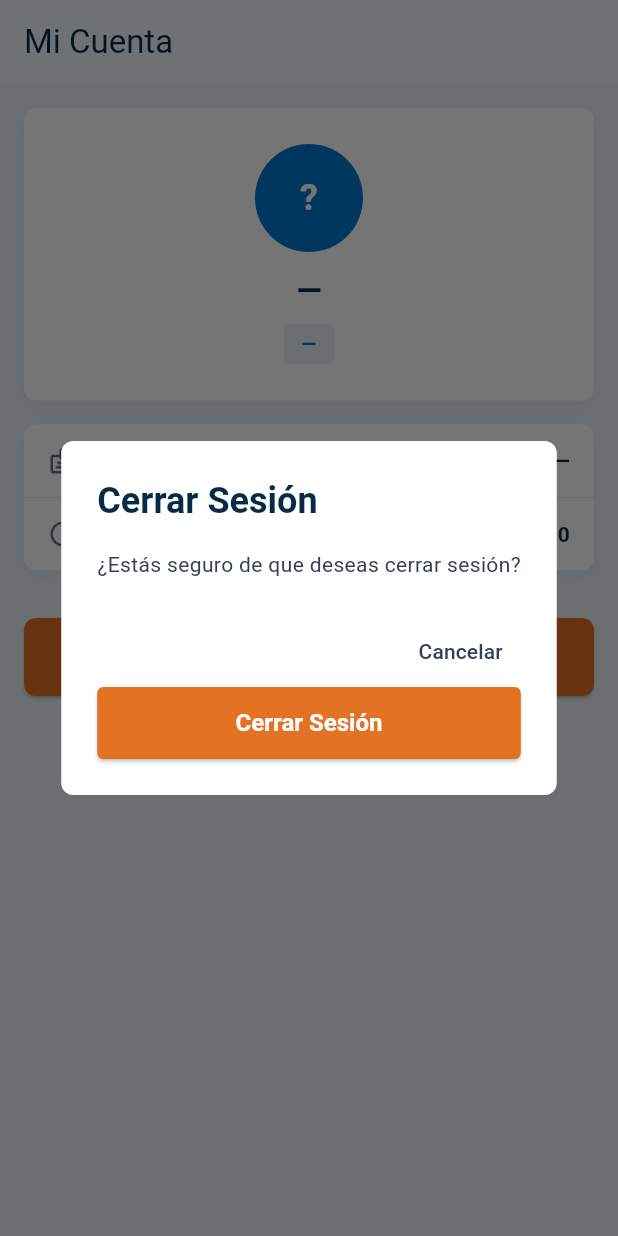
After one commit to asjadaugust/bitcorp-erp, a Flutter app: the ProfileScreen screen opened by its route, after a tap on "Cerrar Sesión", on a phone screen of 412 x 824 dp. The commit adds this screen. Run offline on Flutter 3.47's test engine with Material 3 defaults, Android fonts, the phone set to English and light mode, and no system bars; our stand-ins replace badges, connectivity_plus, dio, flutter_image_compress, flutter_riverpod, flutter_secure_storage and 10 more; accounts and stored records are empty; generated files the repository leaves out were written again; network calls fail; Roboto replaces fonts that are missing (Universal Sans, Universal Sans Display).

Commit message:
feat(mobile): add profile screen, update android SDK to 36 and dashboard navigation

```diff
--- a/mobile/lib/core/routing/app_router.dart
+++ b/mobile/lib/core/routing/app_router.dart
@@ -26,6 +26,7 @@ import 'package:mobile/features/approvals/presentation/screens/ad_hoc_approval_f
 import 'package:mobile/features/approvals/domain/models/approval_request_model.dart';
 import 'package:mobile/features/equipment/presentation/screens/equipment_detail_screen.dart';
 import 'package:mobile/features/valorizations/presentation/screens/valorizations_list_screen.dart';
+import 'package:mobile/features/auth/presentation/screens/profile_screen.dart';
 
 part 'app_router.g.dart';
 
@@ -189,6 +190,10 @@ GoRouter goRouter(Ref ref) {
         path: '/valorizations',
         builder: (context, state) => const ValorizationsListScreen(),
       ),
+      GoRoute(
+        path: '/profile',
+        builder: (context, state) => const ProfileScreen(),
+      ),
     ],
   );
 }
--- /dev/null
+++ b/mobile/lib/features/auth/presentation/screens/profile_screen.dart
@@ -0,0 +1,263 @@
+import 'package:flutter/material.dart';
+import 'package:flutter_riverpod/flutter_riverpod.dart';
+import 'package:mobile/core/theme/aero_theme.dart';
+import 'package:mobile/core/providers/app_version_provider.dart';
+import 'package:mobile/features/auth/presentation/providers/auth_provider.dart';
+
+String _initials(String? name) {
+  if (name == null || name.trim().isEmpty) return '?';
+  final parts = name.trim().split(RegExp(r'\s+'));
+  if (parts.length == 1) return parts[0][0].toUpperCase();
+  return '${parts.first[0]}${parts.last[0]}'.toUpperCase();
+}
+
+String _roleLabel(String? role) {
+  switch (role) {
+    case 'OPERADOR':
+      return 'Operador';
+    case 'SUPERVISOR':
+      return 'Supervisor';
+    case 'ADMIN':
+      return 'Administrador';
+    case 'DIRECTOR':
+      return 'Director';
+    case 'JEFE_EQUIPO':
+      return 'Jefe de Equipo';
+    default:
+      return role ?? '—';
+  }
+}
+
+class ProfileScreen extends ConsumerWidget {
+  const ProfileScreen({super.key});
+
+  Future<void> _confirmLogout(BuildContext context, WidgetRef ref) async {
+    final confirmed = await showDialog<bool>(
+      context: context,
+      builder: (ctx) => AlertDialog(
+        backgroundColor: Colors.white,
+        shape: RoundedRectangleBorder(
+          borderRadius: BorderRadius.circular(AeroTheme.radiusMd),
+        ),
+        title: const Text(
+          'Cerrar Sesión',
+          style: TextStyle(
+            color: AeroTheme.primary900,
+            fontWeight: FontWeight.bold,
+          ),
+        ),
+        content: const Text(
+          '¿Estás seguro de que deseas cerrar sesión?',
+          style: TextStyle(color: AeroTheme.grey700),
+        ),
+        actions: [
+          TextButton(
+            onPressed: () => Navigator.pop(ctx, false),
+            child: const Text(
+              'Cancelar',
+              style: TextStyle(color: AeroTheme.grey700),
+            ),
+          ),
+          ElevatedButton(
+            onPressed: () => Navigator.pop(ctx, true),
+            style: ElevatedButton.styleFrom(
+              backgroundColor: AeroTheme.accent500,
+              foregroundColor: Colors.white,
+              shape: RoundedRectangleBorder(
+                borderRadius: BorderRadius.circular(AeroTheme.radiusSm),
+              ),
+            ),
+            child: const Text('Cerrar Sesión'),
+          ),
+        ],
+      ),
+    );
+
+    if (confirmed == true) {
+      await ref.read(authProvider.notifier).logout();
+    }
+  }
+
+  @override
+  Widget build(BuildContext context, WidgetRef ref) {
+    final authState = ref.watch(authProvider);
+    final versionAsync = ref.watch(appVersionProvider);
+
+    return Scaffold(
+      backgroundColor: AeroTheme.primary100,
+      appBar: AppBar(
+        title: const Text('Mi Cuenta'),
+        backgroundColor: Colors.white,
+        foregroundColor: AeroTheme.primary900,
+        elevation: 1,
+      ),
+      body: SingleChildScrollView(
+        padding: const EdgeInsets.all(16),
+        child: Column(
+          crossAxisAlignment: CrossAxisAlignment.stretch,
+          children: [
+            // Header card
+            Container(
+              padding: const EdgeInsets.all(24),
+              decoration: BoxDecoration(
+                color: Colors.white,
+                borderRadius: BorderRadius.circular(AeroTheme.radiusMd),
+                boxShadow: [
+                  BoxShadow(
+                    color: Colors.black.withValues(alpha: 0.05),
+                    blurRadius: 10,
+                    offset: const Offset(0, 4),
+                  ),
+                ],
+              ),
+              child: Column(
+                children: [
+                  CircleAvatar(
+                    radius: 36,
+                    backgroundColor: AeroTheme.primary500,
+                    child: Text(
+                      _initials(authState.userName),
+                      style: const TextStyle(
+                        fontSize: 24,
+                        color: Colors.white,
+                        fontWeight: FontWeight.bold,
+                        fontFamily: AeroTheme.headingFont,
+                      ),
+                    ),
+                  ),
+                  const SizedBox(height: 12),
+                  Text(
+                    authState.userName ?? '—',
+                    style: Theme.of(context).textTheme.titleLarge?.copyWith(
+                      color: AeroTheme.primary900,
+                      fontWeight: FontWeight.bold,
+                    ),
+                    textAlign: TextAlign.center,
+                  ),
+                  const SizedBox(height: 8),
+                  Container(
+                    padding: const EdgeInsets.symmetric(
+                      horizontal: 12,
+                      vertical: 4,
+                    ),
+                    decoration: BoxDecoration(
+                      color: AeroTheme.primary100,
+                      borderRadius: BorderRadius.circular(AeroTheme.radiusSm),
+                    ),
+                    child: Text(
+                      _roleLabel(authState.role),
+                      style: const TextStyle(
+                        color: AeroTheme.primary500,
+                        fontWeight: FontWeight.w600,
+                        fontSize: 13,
+                      ),
+                    ),
+                  ),
+                ],
+              ),
+            ),
+            const SizedBox(height: 16),
+            // Info section
+            Container(
+              decoration: BoxDecoration(
+                color: Colors.white,
+                borderRadius: BorderRadius.circular(AeroTheme.radiusMd),
+                boxShadow: [
+                  BoxShadow(
+                    color: Colors.black.withValues(alpha: 0.05),
+                    blurRadius: 10,
+                    offset: const Offset(0, 4),
+                  ),
+                ],
+              ),
+              child: Column(
+                children: [
+                  _InfoRow(
+                    icon: Icons.badge_outlined,
+                    label: 'ID de usuario',
+                    value: authState.userId?.toString() ?? '—',
+                  ),
+                  const Divider(height: 1, color: AeroTheme.grey200),
+                  versionAsync.when(
+                    data: (v) => _InfoRow(
+                      icon: Icons.info_outline,
+                      label: 'Versión de la app',
+                      value: v.currentVersion,
+                    ),
+                    loading: () => const _InfoRow(
+                      icon: Icons.info_outline,
+                      label: 'Versión de la app',
+                      value: '…',
+                    ),
+                    error: (_, __) => const _InfoRow(
+                      icon: Icons.info_outline,
+                      label: 'Versión de la app',
+                      value: '—',
+                    ),
+                  ),
+                ],
+              ),
+            ),
+            const SizedBox(height: 32),
+            // Logout button
+            ElevatedButton.icon(
+              onPressed: () => _confirmLogout(context, ref),
+              icon: const Icon(Icons.logout),
+              label: const Text('Cerrar Sesión'),
+              style: ElevatedButton.styleFrom(
+                backgroundColor: AeroTheme.accent500,
+                foregroundColor: Colors.white,
+                minimumSize: const Size.fromHeight(52),
+                shape: RoundedRectangleBorder(
+                  borderRadius: BorderRadius.circular(AeroTheme.radiusMd),
+                ),
+                textStyle: const TextStyle(
+                  fontSize: 16,
+                  fontWeight: FontWeight.bold,
+                ),
+              ),
+            ),
+          ],
+        ),
+      ),
+    );
+  }
+}
+
+class _InfoRow extends StatelessWidget {
+  final IconData icon;
+  final String label;
+  final String value;
+
+  const _InfoRow({
+    required this.icon,
+    required this.label,
+    required this.value,
+  });
+
+  @override
+  Widget build(BuildContext context) {
+    return Padding(
+      padding: const EdgeInsets.symmetric(horizontal: 16, vertical: 14),
+      child: Row(
+        children: [
+          Icon(icon, size: 20, color: AeroTheme.grey500),
+          const SizedBox(width: 12),
+          Text(
+            label,
+            style: const TextStyle(color: AeroTheme.grey700, fontSize: 14),
+          ),
+          const Spacer(),
+          Text(
+            value,
+            style: const TextStyle(
+              color: AeroTheme.primary900,
+              fontWeight: FontWeight.w600,
+              fontSize: 14,
+            ),
+          ),
+        ],
+      ),
+    );
+  }
+}
--- a/mobile/lib/features/dashboard/presentation/screens/operator_dashboard_screen.dart
+++ b/mobile/lib/features/dashboard/presentation/screens/operator_dashboard_screen.dart
@@ -10,6 +10,13 @@ import 'package:mobile/core/widgets/global_search_delegate.dart';
 import 'package:mobile/core/network/dio_client.dart';
 
 import 'package:mobile/features/auth/presentation/providers/auth_provider.dart';
+
+String _dashboardInitials(String? name) {
+  if (name == null || name.trim().isEmpty) return '?';
+  final parts = name.trim().split(RegExp(r'\s+'));
+  if (parts.length == 1) return parts[0][0].toUpperCase();
+  return '${parts.first[0]}${parts.last[0]}'.toUpperCase();
+}
 
 class OperatorDashboardScreen extends ConsumerWidget {
   const OperatorDashboardScreen({super.key});
@@ -36,6 +43,22 @@ class OperatorDashboardScreen extends ConsumerWidget {
             },
           ),
           const NotificationBellButton(),
+          IconButton(
+            tooltip: 'Mi Cuenta',
+            icon: CircleAvatar(
+              radius: 14,
+              backgroundColor: AeroTheme.primary500,
+              child: Text(
+                _dashboardInitials(authState.userName),
+                style: const TextStyle(
+                  fontSize: 11,
+                  color: Colors.white,
+                  fontWeight: FontWeight.bold,
+                ),
+              ),
+            ),
+            onPressed: () => context.push('/profile'),
+          ),
           const SizedBox(width: 8),
         ],
       ),
--- a/mobile/lib/features/dashboard/presentation/screens/supervisor_dashboard_screen.dart
+++ b/mobile/lib/features/dashboard/presentation/screens/supervisor_dashboard_screen.dart
@@ -6,6 +6,14 @@ import 'package:mobile/core/widgets/global_search_delegate.dart';
 import 'package:mobile/core/network/dio_client.dart';
 import 'package:mobile/features/dashboard/domain/models/supervisor_dashboard_model.dart';
 import 'package:mobile/features/dashboard/presentation/providers/supervisor_dashboard_provider.dart';
+import 'package:mobile/features/auth/presentation/providers/auth_provider.dart';
+
+String _supervisorInitials(String? name) {
+  if (name == null || name.trim().isEmpty) return '?';
+  final parts = name.trim().split(RegExp(r'\s+'));
+  if (parts.length == 1) return parts[0][0].toUpperCase();
+  return '${parts.first[0]}${parts.last[0]}'.toUpperCase();
+}
 
 class SupervisorDashboardScreen extends ConsumerWidget {
   const SupervisorDashboardScreen({super.key});
@@ -13,6 +21,7 @@ class SupervisorDashboardScreen extends ConsumerWidget {
   @override
   Widget build(BuildContext context, WidgetRef ref) {
     final state = ref.watch(supervisorDashboardProvider);
+    final authState = ref.watch(authProvider);
 
     return Scaffold(
       backgroundColor: AeroTheme.primary100,
@@ -28,6 +37,23 @@ class SupervisorDashboardScreen extends ConsumerWidget {
               showSearch(context: context, delegate: GlobalSearchDelegate(ref.read(dioProvider)));
             },
           ),
+          IconButton(
+            tooltip: 'Mi Cuenta',
+            icon: CircleAvatar(
+              radius: 14,
+              backgroundColor: AeroTheme.primary500,
+              child: Text(
+                _supervisorInitials(authState.userName),
+                style: const TextStyle(
+                  fontSize: 11,
+                  color: Colors.white,
+                  fontWeight: FontWeight.bold,
+                ),
+              ),
+            ),
+            onPressed: () => context.push('/profile'),
+          ),
+          const SizedBox(width: 8),
         ],
       ),
       body: RefreshIndicator(
```
Also changed, not shown: 1 other file.
